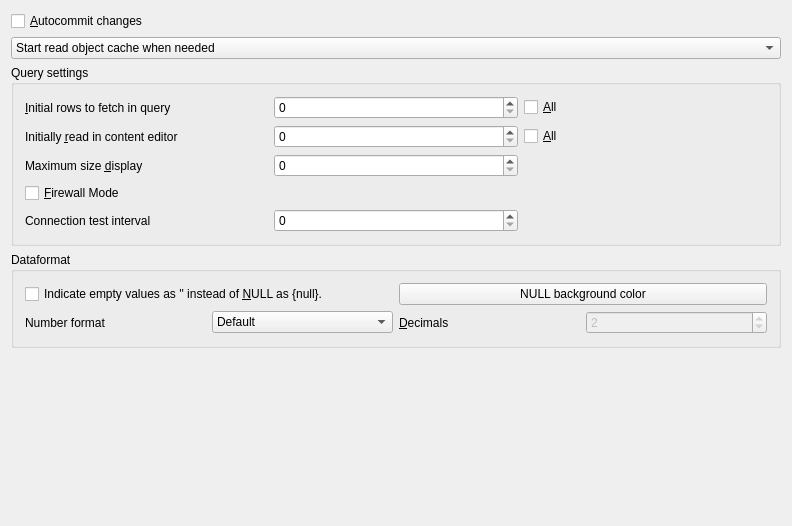
The window that src/core/todatabasesettingui.ui (tora-tool/tora) describes before a commit, drawn with Qt 5.
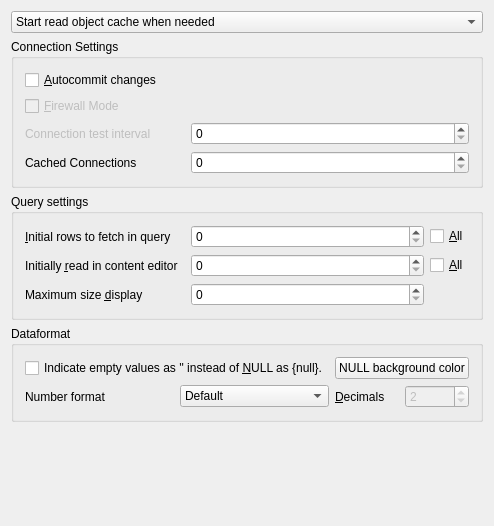
The same window after the commit.

Commit message: toSyntaxSetup cleanup toDatabaseSettings cleanup

The edit to the form file:
```diff
--- a/src/core/todatabasesettingui.ui
+++ b/src/core/todatabasesettingui.ui
@@ -6,7 +6,7 @@
    <rect>
     <x>0</x>
     <y>0</y>
-    <width>792</width>
+    <width>449</width>
     <height>526</height>
    </rect>
   </property>
@@ -20,19 +20,6 @@
    <property name="spacing">
     <number>6</number>
    </property>
-   <item row="0" column="0">
-    <widget class="QCheckBox" name="AutoCommit">
-     <property name="toolTip">
-      <string>Specify if changes should be automatically committed.</string>
-     </property>
-     <property name="text">
-      <string>&amp;Autocommit changes</string>
-     </property>
-     <property name="shortcut">
-      <string>Alt+A</string>
-     </property>
-    </widget>
-   </item>
    <item row="1" column="0">
     <widget class="QComboBox" name="ObjectCache">
      <item>
@@ -57,7 +44,7 @@
      </item>
     </widget>
    </item>
-   <item row="2" column="0">
+   <item row="3" column="0">
     <widget class="QGroupBox" name="QueryGroup">
      <property name="title">
       <string>Query settings</string>
@@ -85,13 +72,29 @@
         </property>
        </widget>
       </item>
-      <item row="0" column="2">
-       <widget class="QCheckBox" name="ReadAll">
-        <property name="text">
-         <string>&amp;All</string>
+      <item row="2" column="1">
+       <widget class="QSpinBox" name="MaxColDisp">
+        <property name="sizePolicy">
+         <sizepolicy hsizetype="Minimum" vsizetype="Fixed">
+          <horstretch>1</horstretch>
+          <verstretch>0</verstretch>
+         </sizepolicy>
         </property>
-        <property name="shortcut">
-         <string>Alt+A</string>
+        <property name="maximum">
+         <number>999999999</number>
+        </property>
+       </widget>
+      </item>
+      <item row="1" column="1">
+       <widget class="QSpinBox" name="MaxContent">
+        <property name="sizePolicy">
+         <sizepolicy hsizetype="Minimum" vsizetype="Fixed">
+          <horstretch>1</horstretch>
+          <verstretch>0</verstretch>
+         </sizepolicy>
+        </property>
+        <property name="maximum">
+         <number>999999999</number>
         </property>
        </widget>
       </item>
@@ -113,6 +116,12 @@
       </item>
       <item row="1" column="0">
        <widget class="QLabel" name="TextLabel6_2">
+        <property name="minimumSize">
+         <size>
+          <width>160</width>
+          <height>0</height>
+         </size>
+        </property>
         <property name="toolTip">
          <string>Number of rows to initially start reading in content editor, use unlimited on slow connections.</string>
         </property>
@@ -127,71 +136,38 @@
         </property>
        </widget>
       </item>
-      <item row="1" column="2">
-       <widget class="QCheckBox" name="UnlimitedContent">
-        <property name="text">
-         <string>&amp;All</string>
-        </property>
-       </widget>
-      </item>
       <item row="0" column="1">
-       <widget class="QSpinBox" name="InitialFetch"/>
-      </item>
-      <item row="1" column="1">
-       <widget class="QSpinBox" name="MaxContent">
-        <property name="maximum">
-         <number>999999999</number>
+       <widget class="QSpinBox" name="InitialFetch">
+        <property name="sizePolicy">
+         <sizepolicy hsizetype="Minimum" vsizetype="Fixed">
+          <horstretch>1</horstretch>
+          <verstretch>0</verstretch>
+         </sizepolicy>
         </property>
        </widget>
       </item>
-      <item row="3" column="0">
-       <widget class="QCheckBox" name="FirewallMode">
-        <property name="baseSize">
-         <size>
-          <width>0</width>
-          <height>0</height>
-         </size>
-        </property>
-        <property name="toolTip">
-         <string>When enabled idle queries will request data at regular intervals to keep the connection alive.</string>
-        </property>
+      <item row="1" column="2">
+       <widget class="QCheckBox" name="UnlimitedContent">
         <property name="text">
-         <string>&amp;Firewall Mode</string>
+         <string>&amp;All</string>
         </property>
        </widget>
       </item>
-      <item row="4" column="0">
-       <widget class="QLabel" name="label">
-        <property name="toolTip">
-         <string>Amount of time (in seconds.) after which dummy queries will be sent to database</string>
-        </property>
+      <item row="0" column="2">
+       <widget class="QCheckBox" name="ReadAll">
         <property name="text">
-         <string>Connection test interval</string>
+         <string>&amp;All</string>
         </property>
-       </widget>
-      </item>
-      <item row="4" column="1">
-       <widget class="QSpinBox" name="ConnTestInterval">
-        <property name="maximum">
-         <number>100000</number>
-        </property>
-        <property name="singleStep">
-         <number>10</number>
-        </property>
-       </widget>
-      </item>
-      <item row="2" column="1">
-       <widget class="QSpinBox" name="MaxColDisp">
-        <property name="maximum">
-         <number>999999999</number>
+        <property name="shortcut">
+         <string>Alt+A</string>
         </property>
        </widget>
       </item>
      </layout>
     </widget>
    </item>
-   <item row="3" column="0">
-    <widget class="QGroupBox" name="GroupBox3">
+   <item row="4" column="0">
+    <widget class="QGroupBox" name="DataFormatName">
      <property name="title">
       <string>Dataformat</string>
      </property>
@@ -280,7 +256,7 @@
      </layout>
     </widget>
    </item>
-   <item row="4" column="0">
+   <item row="5" column="0">
     <spacer>
      <property name="orientation">
       <enum>Qt::Vertical</enum>
@@ -293,6 +269,109 @@
      </property>
     </spacer>
    </item>
+   <item row="2" column="0">
+    <widget class="QGroupBox" name="ConnectionGroup">
+     <property name="title">
+      <string>Connection Settings</string>
+     </property>
+     <layout class="QGridLayout" name="gridLayout">
+      <item row="1" column="0">
+       <widget class="QCheckBox" name="FirewallMode">
+        <property name="enabled">
+         <bool>false</bool>
+        </property>
+        <property name="baseSize">
+         <size>
+          <width>0</width>
+          <height>0</height>
+         </size>
+        </property>
+        <property name="toolTip">
+         <string>When enabled idle queries will request data at regular intervals to keep the connection alive.</string>
+        </property>
+        <property name="text">
+         <string>&amp;Firewall Mode</string>
+        </property>
+       </widget>
+      </item>
+      <item row="2" column="0">
+       <widget class="QLabel" name="label">
+        <property name="enabled">
+         <bool>false</bool>
+        </property>
+        <property name="minimumSize">
+         <size>
+          <width>160</width>
+          <height>0</height>
+         </size>
+        </property>
+        <property name="toolTip">
+         <string>Amount of time (in seconds.) after which dummy queries will be sent to database</string>
+        </property>
+        <property name="text">
+         <string>Connection test interval</string>
+        </property>
+       </widget>
+      </item>
+      <item row="2" column="1">
+       <widget class="QSpinBox" name="ConnTestInterval">
+        <property name="sizePolicy">
+         <sizepolicy hsizetype="Minimum" vsizetype="Fixed">
+          <horstretch>1</horstretch>
+          <verstretch>0</verstretch>
+         </sizepolicy>
+        </property>
+        <property name="maximum">
+         <number>100000</number>
+        </property>
+        <property name="singleStep">
+         <number>10</number>
+        </property>
+       </widget>
+      </item>
+      <item row="3" column="0">
+       <widget class="QLabel" name="CachedConnections_2">
+        <property name="text">
+         <string>Cached Connections</string>
+        </property>
+       </widget>
+      </item>
+      <item row="3" column="1">
+       <widget class="QSpinBox" name="CachedConnections">
+        <property name="sizePolicy">
+         <sizepolicy hsizetype="Minimum" vsizetype="Fixed">
+          <horstretch>1</horstretch>
+          <verstretch>0</verstretch>
+         </sizepolicy>
+        </property>
+       </widget>
+      </item>
+      <item row="0" column="0">
+       <widget class="QCheckBox" name="AutoCommit">
+        <property name="enabled">
+         <bool>true</bool>
+        </property>
+        <property name="toolTip">
+         <string>Specify if changes should be automatically committed.</string>
+        </property>
+        <property name="text">
+         <string>&amp;Autocommit changes</string>
+        </property>
+        <property name="shortcut">
+         <string>Alt+A</string>
+        </property>
+       </widget>
+      </item>
+     </layout>
+     <zorder>FirewallMode</zorder>
+     <zorder>FirewallMode</zorder>
+     <zorder>label</zorder>
+     <zorder>ConnTestInterval</zorder>
+     <zorder>CachedConnections_2</zorder>
+     <zorder>CachedConnections</zorder>
+     <zorder>AutoCommit</zorder>
+    </widget>
+   </item>
   </layout>
  </widget>
  <layoutdefault spacing="6" margin="11"/>
```
Left out of the diff: 1 changed line with no effect on the pictures. The commit also changes 15 other files.
